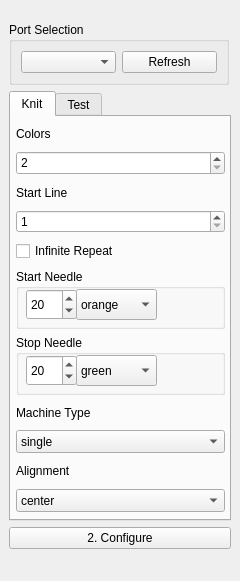
AllYarnsAreBeautiful/ayab-desktop, file software/python/ayab/plugins/ayab_plugin/ayab_options.ui: the form before one commit.
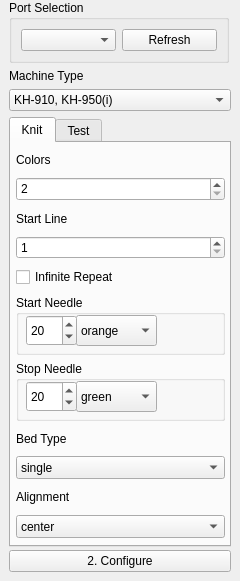
The form after the commit.

Commit message: #139 adding choice of machine Type in reqStart Msg

The edit to the form file:
```diff
--- a/software/python/ayab/plugins/ayab_plugin/ayab_options.ui
+++ b/software/python/ayab/plugins/ayab_plugin/ayab_options.ui
@@ -82,6 +82,32 @@
       </layout>
      </widget>
     </item>
+    <item>
+     <widget class="QLabel" name="label_machine_type">
+      <property name="text">
+       <string>Machine Type</string>
+      </property>
+     </widget>
+    </item>
+    <item>
+     <widget class="QComboBox" name="machineType_combo_box">
+      <item>
+       <property name="text">
+        <string>KH-910, KH-950(i)</string>
+       </property>
+      </item>
+      <item>
+       <property name="text">
+        <string>KH-900, KH-930, KH-965(i), CK-35</string>
+       </property>
+      </item>
+      <item>
+       <property name="text">
+        <string>Diag Mode</string>
+       </property>
+      </item>
+     </widget>
+    </item>
     <item>
      <widget class="QTabWidget" name="tabWidget">
       <property name="sizePolicy">
@@ -306,7 +332,7 @@
          <item>
           <widget class="QLabel" name="label_4">
            <property name="text">
-            <string>Machine Type</string>
+            <string>Bed Type</string>
            </property>
           </widget>
          </item>
```
Left out of the diff: 2 changed lines with no effect on the pictures. The commit also changes 2 other files.
